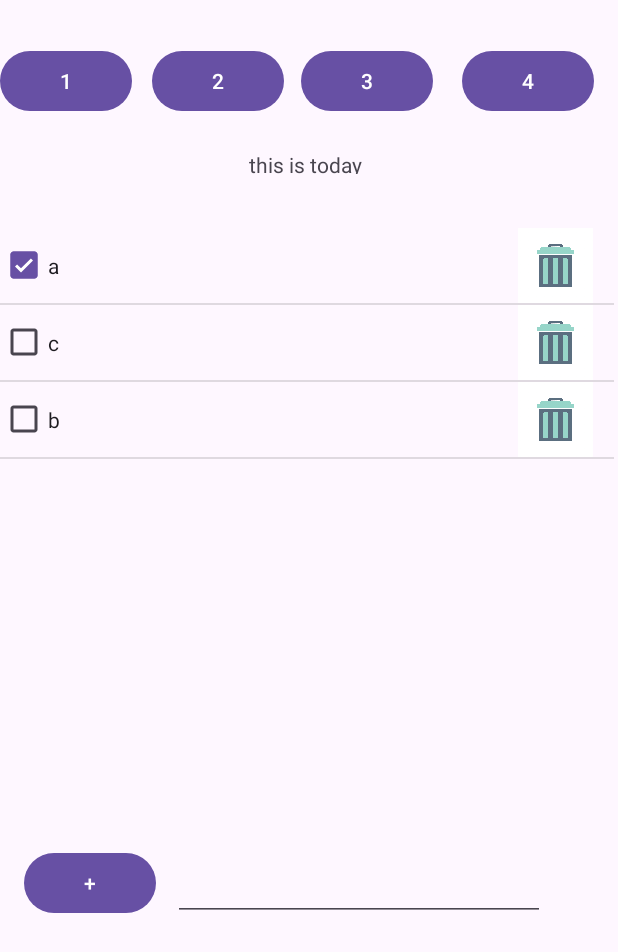
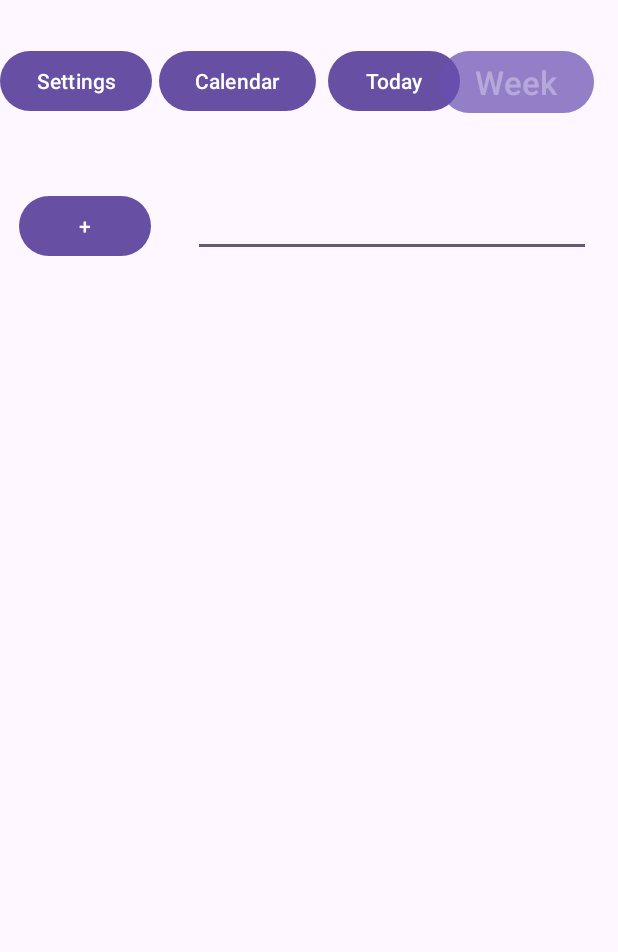
Before and after one commit to AazAlena/veb_timetable, an Android app: the CalendarOneDay screen opened directly, with no data from a screen before it, after a tap on "Today", on a phone screen of 412 x 824 dp. Shown: the top 952 px of the screen. Run offline under Robolectric (Android 15) with nearby library versions, the phone set to English and light mode, and no system bars; 2 statements that could not run were skipped.

Commit message:
wark with calendar

```diff
--- a/app/src/main/java/com/example/calendar/CalendarOneDay.java
+++ b/app/src/main/java/com/example/calendar/CalendarOneDay.java
@@ -14,7 +14,7 @@ import androidx.appcompat.app.AppCompatActivity;
 import java.util.Calendar;
 
 public class CalendarOneDay extends AppCompatActivity {
-    Button btn1_cal_one_day, btn2_cal_one_day, btn3_cal_one_day, btn4_cal_one_day;
+    Button settings_cal_one_day, calendar_cal_one_day, today_cal_one_day, week_cal_one_day;
     int year, month, day;
     String str;
     TextView textView_cal_one_day;
@@ -27,26 +27,27 @@ public class CalendarOneDay extends AppCompatActivity {
         str = i.getStringExtra("toCalendarOneDay"); //вынимаем btn2
         Toast.makeText(this, str, Toast.LENGTH_SHORT).show();
 
-        btn1_cal_one_day = findViewById(R.id.btn1_cal_one_day);
-        btn2_cal_one_day = findViewById(R.id.btn2_cal_one_day);
-        btn3_cal_one_day = findViewById(R.id.btn3_cal_one_day);
-        btn4_cal_one_day = findViewById(R.id.btn4_cal_one_day);
+        settings_cal_one_day = findViewById(R.id.btn1_cal_one_day);
+        calendar_cal_one_day = findViewById(R.id.btn2_cal_one_day);
+        today_cal_one_day = findViewById(R.id.btn3_cal_one_day);
+        week_cal_one_day = findViewById(R.id.btn4_cal_one_day);
 
         Calendar c = Calendar.getInstance();
         year = c.get(Calendar.YEAR);
         month = c.get(Calendar.MONTH);
         day = c.get(Calendar.DAY_OF_MONTH);
-        View.OnClickListener listener3 = new View.OnClickListener() {
+
+        View.OnClickListener listenerToToday = new View.OnClickListener() {
             @Override
             public void onClick(View view) {
-                Toast.makeText(CalendarOneDay.this, "Bingo!", Toast.LENGTH_SHORT).show();
-                String str = (year + " " + month + " " + day).toString();
+//                Toast.makeText(CalendarOneDay.this, "Bingo!", Toast.LENGTH_SHORT).show();
+                String str = (day+ " " + month + " " + year).toString();
                 Intent i = new Intent(CalendarOneDay.this, Today.class);
-                i.putExtra("btn2", str);
+                i.putExtra("from calendarOneDay to today ", str);
                 startActivityForResult(i, 0);
             }
         };
-        View.OnClickListener listener2 = new View.OnClickListener() {
+        View.OnClickListener listenerToCalendar = new View.OnClickListener() {
             @Override
             public void onClick(View view) {
                 DatePickerDialog datePickerDialog = new DatePickerDialog(CalendarOneDay.this, new DatePickerDialog.OnDateSetListener() {
@@ -63,14 +64,10 @@ public class CalendarOneDay extends AppCompatActivity {
                 datePickerDialog.show();
             }
         };
-        View.OnClickListener listener1 = new View.OnClickListener() {
+        View.OnClickListener listenerToSettings = new View.OnClickListener() {
             @Override
             public void onClick(View view) {
-//                Intent i2 = new Intent();
-//                i2.putExtra("result", "hello " + str);
-//                setResult(0, i2);
-//                finish();
-                String str = "return from Calrndar one day";
+                String str = "from Calrndar one day to settings";
                 Intent i = new Intent(CalendarOneDay.this, MainActivity.class);
                 i.putExtra("btn1", str);
                 startActivityForResult(i, 0);
@@ -78,49 +75,11 @@ public class CalendarOneDay extends AppCompatActivity {
         };
         Toast.makeText(CalendarOneDay.this, (String) (year + " " + month + " " + day), Toast.LENGTH_SHORT).show();
 
-        btn1_cal_one_day.setOnClickListener(listener1);
-        btn2_cal_one_day.setOnClickListener(listener2); // перемещает между первой и today активностью
-        btn3_cal_one_day.setOnClickListener(listener3); //показывает календарь и перемещает в активность calrndar_one_day
+        settings_cal_one_day.setOnClickListener(listenerToSettings);
+        today_cal_one_day.setOnClickListener(listenerToToday); // перемещает между первой и today активностью
+        calendar_cal_one_day.setOnClickListener(listenerToCalendar); //показывает календарь и перемещает в активность calrndar_one_day
 
+// а теперь разборки с сождержимым
 
-//        Intent i = getIntent();//достаём посылку
-//        str = i.getStringExtra("username"); //вынимаем username
-//        Toast.makeText(this, str, Toast.LENGTH_SHORT).show();
-//        textView_cal_one_day = findViewById(R.id.textView_cal_one_day);
-//        textView_cal_one_day.setText(str);
-//
-//        btn1_cal_one_day = findViewById(R.id.btn1_cal_one_day);
-//        btn2_cal_one_day = findViewById(R.id.btn2_cal_one_day);
-//        btn3_cal_one_day = findViewById(R.id.btn3_cal_one_day);
-//        btn4_cal_one_day = findViewById(R.id.btn4_cal_one_day);
-//        View.OnClickListener listener = new View.OnClickListener() {
-//            @Override
-//            public void onClick(View view) {
-//
-//                if (view.getId()==R.id.btn1) {
-//                    Intent x = new Intent();
-//                    x.putExtra("result", "hello " + str);
-//                    setResult(0, x);
-//                    finish();
-//                } else if (view.getId()==R.id.btn2) {
-//                    Toast.makeText(CalendarOneDay.this, "btn2", Toast.LENGTH_SHORT).show();
-//                } else if (view.getId()==R.id.btn3) {
-//                    Intent i = new Intent(btn3, Today.class);
-//                    i.putExtra("username", "посылка для третьей кнопки и активности today"); //посылка
-//                    startActivityForResult(i, 0);
-//                } else if (view.getId()==R.id.btn4){
-//                    Toast.makeText(CalendarOneDay.this, "btn4", Toast.LENGTH_SHORT).show();
-//                }
-//
-//                Toast.makeText(CalendarOneDay.this, "CLick"+view.getId(), Toast.LENGTH_SHORT).show();
-//            }
-//
-//        };
-//
-//        btn1.setOnClickListener(listener);
-//        btn2.setOnClickListener(listener);
-//        btn3.setOnClickListener(listener);
-//        btn4.setOnClickListener(listener);
-//    }
     }
 }
--- /dev/null
+++ b/app/src/main/java/com/example/calendar/Settings.java
@@ -0,0 +1,4 @@
+package com.example.calendar;
+
+public class Settings {
+}
--- a/app/src/main/java/com/example/calendar/Today.java
+++ b/app/src/main/java/com/example/calendar/Today.java
@@ -29,7 +29,7 @@ public class Today extends AppCompatActivity {
     Button ButtonAddGoal_today;
     TextView EditTextForNewGoal_today;
     SharedPreferences ListGoalsSharedPreferences;
-    String todayDataForNameInSharedPreferences;
+    public String todayDataForNameInSharedPreferences;
     Integer schGoalsForNameInSharedPreferences;
 
     @Override
@@ -43,10 +43,11 @@ public class Today extends AppCompatActivity {
 
 //        работа с shared preferences
         todayDataForNameInSharedPreferences = "28.04.2024";
+
 //условное добавление
-        saveGoalsInSharedPreferences("a true", todayDataForNameInSharedPreferences);
-        saveGoalsInSharedPreferences("b false", todayDataForNameInSharedPreferences);
-        saveGoalsInSharedPreferences("c false", todayDataForNameInSharedPreferences);
+//        saveGoalsInSharedPreferences("a true", todayDataForNameInSharedPreferences);
+//        saveGoalsInSharedPreferences("b false", todayDataForNameInSharedPreferences);
+//        saveGoalsInSharedPreferences("c false", todayDataForNameInSharedPreferences);
 
         goalArr = new ArrayList<>();
         goalChecked = new ArrayList<>();
@@ -100,6 +101,7 @@ public class Today extends AppCompatActivity {
             }
         });
 
+
 //        !!!!!!!!!!!!!!!!!!
         lv.setOnItemClickListener(new AdapterView.OnItemClickListener() {
             @Override
@@ -121,18 +123,36 @@ public class Today extends AppCompatActivity {
         }
         return arr;
     }
+//для смены чекбокса и изменения boolean в shared preferences
+    public void changeGoalsInSharedPreferences(String existedGoal, String todayDataForNameInSharedPreferences1){
+        ListGoalsSharedPreferences = getSharedPreferences("ListGoalsSharedPreferences", MODE_PRIVATE);
+        SharedPreferences.Editor editor = ListGoalsSharedPreferences.edit();
+        existedGoal = existedGoal.split(" ")[0]+Boolean.toString(!Boolean.getBoolean(existedGoal.split(" ")[1]));
+
+        Set <String> listGoalsForAdd = new HashSet();
+        listGoalsForAdd = ListGoalsSharedPreferences.getStringSet(todayDataForNameInSharedPreferences1, new HashSet<String>());
+        listGoalsForAdd.remove(existedGoal);
+        existedGoal = existedGoal.split(" ")[0]+Boolean.toString(!Boolean.getBoolean(existedGoal.split(" ")[1]));
+        listGoalsForAdd.add(existedGoal);
+
+        editor.remove(todayDataForNameInSharedPreferences1);
+        editor.apply();
+        editor.putStringSet(todayDataForNameInSharedPreferences1, listGoalsForAdd);
+        editor.apply();
+    }
 
     void saveGoalsInSharedPreferences(String newGoal, String todayDataForNameInSharedPreferences1){
         ListGoalsSharedPreferences = getSharedPreferences("ListGoalsSharedPreferences", MODE_PRIVATE);
         SharedPreferences.Editor editor = ListGoalsSharedPreferences.edit();
 
         Set <String> listGoalsForAdd = new HashSet();
-        listGoalsForAdd = ListGoalsSharedPreferences.getStringSet(todayDataForNameInSharedPreferences, new HashSet<String>());
+        listGoalsForAdd = ListGoalsSharedPreferences.getStringSet(todayDataForNameInSharedPreferences1, new HashSet<String>());
         listGoalsForAdd.add(newGoal);
 
         editor.remove(todayDataForNameInSharedPreferences1);
+        editor.apply();
         editor.putStringSet(todayDataForNameInSharedPreferences1, listGoalsForAdd);
-        editor.commit();
+        editor.apply();
 
     }
     ArrayList<String> getGoalsFromSharedPreferences(String todayDataForNameInSharedPreferences1){
--- a/app/src/main/res/layout/today.xml
+++ b/app/src/main/res/layout/today.xml
@@ -10,7 +10,7 @@
         android:id="@+id/btn1_today"
         android:layout_width="wrap_content"
         android:layout_height="wrap_content"
-        android:text="1"
+        android:text="Settings"
         android:tooltipText="uifwhsd"
         app:layout_constraintBottom_toBottomOf="parent"
         app:layout_constraintEnd_toStartOf="@+id/btn2_today"
@@ -23,11 +23,11 @@
         android:id="@+id/btn2_today"
         android:layout_width="wrap_content"
         android:layout_height="wrap_content"
-        android:text="2"
+        android:text="Calendar"
         android:tooltipText="2"
         app:layout_constraintBottom_toBottomOf="parent"
         app:layout_constraintEnd_toEndOf="parent"
-        app:layout_constraintHorizontal_bias="0.312"
+        app:layout_constraintHorizontal_bias="0.344"
         app:layout_constraintStart_toStartOf="parent"
         app:layout_constraintTop_toTopOf="parent"
         app:layout_constraintVertical_bias="0.039" />
@@ -37,10 +37,10 @@
         android:layout_width="wrap_content"
         android:layout_height="wrap_content"
         android:layout_marginEnd="16dp"
-        android:text="3"
+        android:text="Today"
         app:layout_constraintBottom_toBottomOf="parent"
         app:layout_constraintEnd_toEndOf="parent"
-        app:layout_constraintHorizontal_bias="0.096"
+        app:layout_constraintHorizontal_bias="0.083"
         app:layout_constraintStart_toEndOf="@+id/btn2_today"
         app:layout_constraintTop_toTopOf="parent"
         app:layout_constraintVertical_bias="0.039" />
@@ -50,7 +50,12 @@
         android:layout_width="wrap_content"
         android:layout_height="wrap_content"
         android:layout_marginEnd="16dp"
-        android:text="4"
+
+        android:backgroundTint="#776750b0"
+        android:text="Week"
+        android:textColor="#55FFFFFF"
+        android:textSize="33px"
+
         app:layout_constraintBottom_toBottomOf="parent"
         app:layout_constraintEnd_toEndOf="parent"
         app:layout_constraintHorizontal_bias="1.0"
@@ -58,33 +63,19 @@
         app:layout_constraintTop_toTopOf="parent"
         app:layout_constraintVertical_bias="0.039" />
 
-
-    <TextView
-        android:id="@+id/textView_today"
-        android:layout_width="78dp"
-        android:layout_height="16dp"
-        android:text="this is today"
-        app:layout_constraintBottom_toBottomOf="parent"
-        app:layout_constraintEnd_toEndOf="parent"
-        app:layout_constraintHorizontal_bias="0.498"
-        app:layout_constraintStart_toStartOf="parent"
-        app:layout_constraintTop_toTopOf="parent"
-        app:layout_constraintVertical_bias="0.124" />
-
     <ListView
         android:id="@+id/lv_checklists"
 
+        android:layout_width="378dp"
+        android:layout_height="450dp"
+        app:layout_below="@+id/EditTextForNewGoal_today"
+
         app:layout_constraintBottom_toBottomOf="parent"
         app:layout_constraintEnd_toEndOf="parent"
-
-        app:layout_constraintHorizontal_bias="0.0"
+        app:layout_constraintHorizontal_bias="0.515"
         app:layout_constraintStart_toStartOf="parent"
         app:layout_constraintTop_toTopOf="parent"
-        app:layout_constraintVertical_bias="0.337"
-        android:layout_width="409dp"
-        android:layout_height="373dp"
-        tools:layout_editor_absoluteX="34dp"
-        tools:layout_editor_absoluteY="-122dp" />
+        app:layout_constraintVertical_bias="0.679" />
 
     <Button
         android:id="@+id/ButtonAddGoal_today"
@@ -93,25 +84,23 @@
         android:text="+"
         app:layout_constraintBottom_toBottomOf="parent"
         app:layout_constraintEnd_toEndOf="parent"
-        app:layout_constraintHorizontal_bias="0.049"
+        app:layout_constraintHorizontal_bias="0.04"
         app:layout_constraintStart_toStartOf="parent"
-        app:layout_constraintTop_toBottomOf="@+id/lv_checklists"
-        app:layout_constraintVertical_bias="0.158" />
+        app:layout_constraintTop_toTopOf="parent"
+        app:layout_constraintVertical_bias="0.163" />
 
     <EditText
         android:id="@+id/EditTextForNewGoal_today"
-        app:layout_constraintBottom_toBottomOf="parent"
-        app:layout_constraintEnd_toEndOf="parent"
-        app:layout_constraintHorizontal_bias="0.186"
-        app:layout_constraintStart_toEndOf="@+id/ButtonAddGoal_today"
-        app:layout_constraintTop_toBottomOf="@+id/lv_checklists"
-        app:layout_constraintVertical_bias="0.171"
-        android:layout_width="248dp"
+        android:layout_width="265dp"
         android:layout_height="45dp"
         android:ems="10"
         android:inputType="text"
         android:text=""
-        tools:layout_editor_absoluteX="88dp"
-        tools:layout_editor_absoluteY="440dp" />
+        app:layout_constraintBottom_toBottomOf="parent"
+        app:layout_constraintEnd_toEndOf="parent"
+        app:layout_constraintHorizontal_bias="0.879"
+        app:layout_constraintStart_toStartOf="parent"
+        app:layout_constraintTop_toTopOf="parent"
+        app:layout_constraintVertical_bias="0.162" />
 
 </androidx.constraintlayout.widget.ConstraintLayout>
```
Also changed, not shown: app/src/main/java/com/example/calendar/MainActivity.java (+1 -24 lines), app/src/main/java/com/example/calendar/MyTodayAdapter.java (+6 -2 lines), app/src/main/res/drawable/LinerLayout_settings.xml (added, +11 -0 lines), app/src/main/res/layout/settings.xml (+82 -1 lines).
